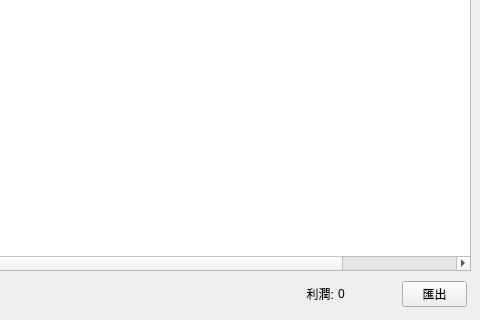
Qt form src/AdbClient/StageReport/LayerCostReport.ui (roger0816/Adb) before a commit; both pictures show x 477 to 957 and y 164 to 484 of the 957 by 484 pixel window.
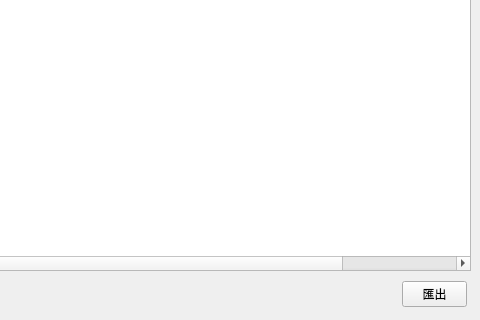
The same form after that commit.

Diff of the .ui file:
```diff
--- a/src/AdbClient/StageReport/LayerCostReport.ui
+++ b/src/AdbClient/StageReport/LayerCostReport.ui
@@ -313,7 +313,7 @@
          <item>
           <widget class="QLabel" name="label_5">
            <property name="text">
-            <string>利潤:</string>
+            <string/>
            </property>
            <property name="alignment">
             <set>Qt::AlignRight|Qt::AlignTrailing|Qt::AlignVCenter</set>
@@ -329,7 +329,7 @@
             </size>
            </property>
            <property name="text">
-            <string>0</string>
+            <string/>
            </property>
           </widget>
          </item>
```
